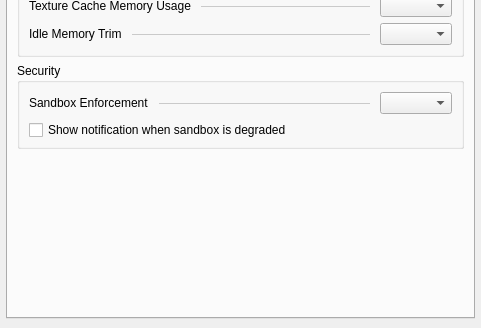
l4rzy/okular-mupdf-ng, file src/generator/config/settingswidget.ui: the form before one commit; both pictures show x 0 to 481 and y 226 to 554 of the 481 by 554 pixel window.
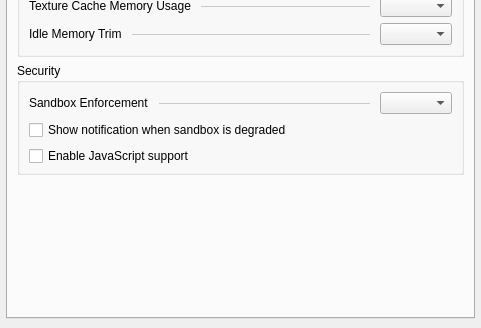
The form after the commit. Custom widgets are drawn as their Qt base class.

Commit message: feat: have js support disabled by default & toggle-able in settings

Diff of the .ui file:
```diff
--- a/src/generator/config/settingswidget.ui
+++ b/src/generator/config/settingswidget.ui
@@ -313,6 +313,16 @@
             </property>
            </widget>
           </item>
+          <item>
+           <widget class="QCheckBox" name="kcfg_PdfFormJavaScriptEnabled">
+            <property name="toolTip">
+             <string>Run JavaScript embedded in PDF forms. Disabled by default; enable only for documents you trust.</string>
+            </property>
+            <property name="text">
+             <string>Enable JavaScript support</string>
+            </property>
+           </widget>
+          </item>
          </layout>
         </widget>
        </item>
```
The commit also changes 16 other files.
